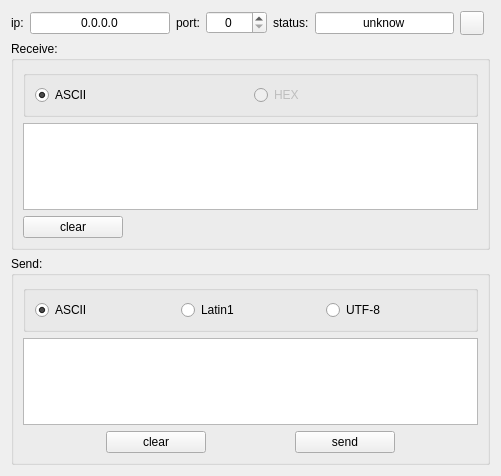
The window that client.ui (verbkinm/Tcp_Udp_servers_and_clients) describes before a commit, drawn with Qt 5.
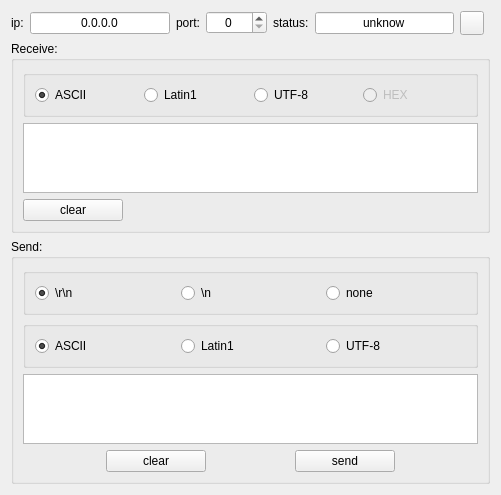
The same window after the commit. Icons and pictures are not drawn.

Patch:
```diff
--- a/client.ui
+++ b/client.ui
@@ -124,6 +124,32 @@
            </property>
           </widget>
          </item>
+         <item>
+          <widget class="QRadioButton" name="radioButton_latin1_receive">
+           <property name="enabled">
+            <bool>true</bool>
+           </property>
+           <property name="text">
+            <string>Latin1</string>
+           </property>
+           <property name="checked">
+            <bool>false</bool>
+           </property>
+          </widget>
+         </item>
+         <item>
+          <widget class="QRadioButton" name="radioButton_UTF8_receive">
+           <property name="enabled">
+            <bool>true</bool>
+           </property>
+           <property name="text">
+            <string>UTF-8</string>
+           </property>
+           <property name="checked">
+            <bool>false</bool>
+           </property>
+          </widget>
+         </item>
          <item>
           <widget class="QRadioButton" name="radioButton_hex_receive">
            <property name="enabled">
@@ -166,6 +192,57 @@
       <string>Send:</string>
      </property>
      <layout class="QVBoxLayout" name="verticalLayout_2">
+      <item>
+       <widget class="QGroupBox" name="groupBox_5">
+        <property name="enabled">
+         <bool>true</bool>
+        </property>
+        <property name="title">
+         <string/>
+        </property>
+        <layout class="QHBoxLayout" name="horizontalLayout_3">
+         <item>
+          <widget class="QRadioButton" name="radioButton_rn">
+           <property name="enabled">
+            <bool>true</bool>
+           </property>
+           <property name="text">
+            <string>\r\n</string>
+           </property>
+           <property name="checked">
+            <bool>true</bool>
+           </property>
+          </widget>
+         </item>
+         <item>
+          <widget class="QRadioButton" name="radioButton_n">
+           <property name="enabled">
+            <bool>true</bool>
+           </property>
+           <property name="text">
+            <string>\n</string>
+           </property>
+           <property name="checked">
+            <bool>false</bool>
+           </property>
+          </widget>
+         </item>
+         <item>
+          <widget class="QRadioButton" name="radioButton_none">
+           <property name="enabled">
+            <bool>true</bool>
+           </property>
+           <property name="text">
+            <string>none</string>
+           </property>
+           <property name="checked">
+            <bool>false</bool>
+           </property>
+          </widget>
+         </item>
+        </layout>
+       </widget>
+      </item>
       <item>
        <widget class="QGroupBox" name="groupBox_4">
         <property name="enabled">
```
